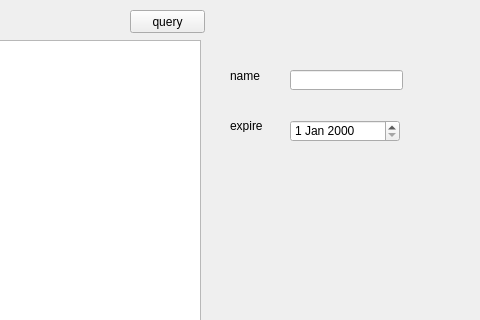
The window that mainwindow.ui (paipeng/qt-idcard-nfc) describes before a commit, drawn with Qt 5; both pictures show x 320 to 800 and y 0 to 320 of the 800 by 600 pixel window.
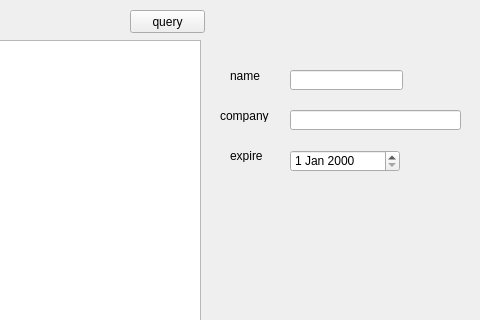
The same window after the commit.

Commit message: add company to idcard

What changed in the file:
```diff
--- a/mainwindow.ui
+++ b/mainwindow.ui
@@ -77,7 +77,7 @@
     <property name="geometry">
      <rect>
       <x>610</x>
-      <y>120</y>
+      <y>150</y>
       <width>110</width>
       <height>22</height>
      </rect>
@@ -87,7 +87,7 @@
     <property name="geometry">
      <rect>
       <x>550</x>
-      <y>120</y>
+      <y>150</y>
       <width>54</width>
       <height>12</height>
      </rect>
@@ -96,6 +96,29 @@
      <string>expire</string>
     </property>
    </widget>
+   <widget class="QLabel" name="label_3">
+    <property name="geometry">
+     <rect>
+      <x>540</x>
+      <y>110</y>
+      <width>54</width>
+      <height>12</height>
+     </rect>
+    </property>
+    <property name="text">
+     <string>company</string>
+    </property>
+   </widget>
+   <widget class="QLineEdit" name="companyLineEdit">
+    <property name="geometry">
+     <rect>
+      <x>610</x>
+      <y>110</y>
+      <width>171</width>
+      <height>20</height>
+     </rect>
+    </property>
+   </widget>
   </widget>
   <widget class="QMenuBar" name="menubar">
    <property name="geometry">
```
The commit also changes 3 other files.
